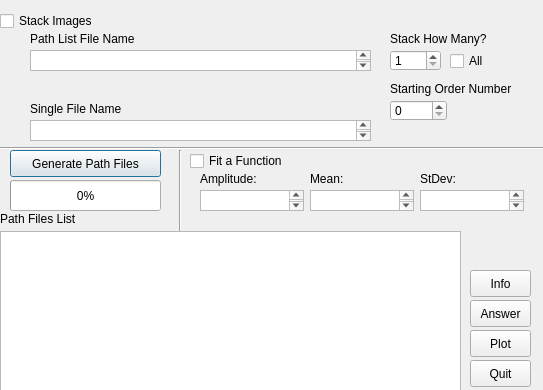
Above: SecondGui.ui from tboudreaux/PHY-2002 before the change. Below: the same form after it.
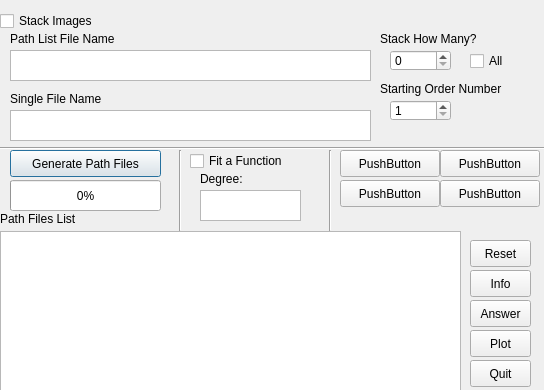
That is the form after the change.

Commit message: Got Curve fitting working on both stacked and unstacked plots

```diff
--- a/SecondGui.ui
+++ b/SecondGui.ui
@@ -6,7 +6,7 @@
    <rect>
     <x>0</x>
     <y>0</y>
-    <width>543</width>
+    <width>544</width>
     <height>390</height>
    </rect>
   </property>
@@ -29,17 +29,17 @@
   <widget class="QTextEdit" name="pathListInput">
    <property name="geometry">
     <rect>
-     <x>30</x>
+     <x>10</x>
      <y>50</y>
-     <width>341</width>
-     <height>21</height>
+     <width>361</width>
+     <height>31</height>
     </rect>
    </property>
   </widget>
   <widget class="QLabel" name="pathListLabel">
    <property name="geometry">
     <rect>
-     <x>30</x>
+     <x>10</x>
      <y>30</y>
      <width>161</width>
      <height>17</height>
@@ -52,8 +52,8 @@
   <widget class="QLabel" name="singleFileLabel">
    <property name="geometry">
     <rect>
-     <x>30</x>
-     <y>100</y>
+     <x>10</x>
+     <y>90</y>
      <width>121</width>
      <height>17</height>
     </rect>
@@ -65,10 +65,10 @@
   <widget class="QTextEdit" name="singleFileInput">
    <property name="geometry">
     <rect>
-     <x>30</x>
-     <y>120</y>
-     <width>341</width>
-     <height>21</height>
+     <x>10</x>
+     <y>110</y>
+     <width>361</width>
+     <height>31</height>
     </rect>
    </property>
   </widget>
@@ -76,8 +76,8 @@
    <property name="geometry">
     <rect>
      <x>390</x>
-     <y>100</y>
-     <width>57</width>
+     <y>50</y>
+     <width>61</width>
      <height>21</height>
     </rect>
    </property>
@@ -85,7 +85,7 @@
   <widget class="QCheckBox" name="allStack">
    <property name="geometry">
     <rect>
-     <x>450</x>
+     <x>470</x>
      <y>50</y>
      <width>51</width>
      <height>22</height>
@@ -138,8 +138,8 @@
    <property name="geometry">
     <rect>
      <x>390</x>
-     <y>50</y>
-     <width>51</width>
+     <y>100</y>
+     <width>61</width>
      <height>21</height>
     </rect>
    </property>
@@ -153,7 +153,7 @@
   <widget class="QLabel" name="label_4">
    <property name="geometry">
     <rect>
-     <x>390</x>
+     <x>380</x>
      <y>80</y>
      <width>161</width>
      <height>17</height>
@@ -166,7 +166,7 @@
   <widget class="QLabel" name="StackNumberLabel">
    <property name="geometry">
     <rect>
-     <x>390</x>
+     <x>380</x>
      <y>30</y>
      <width>161</width>
      <height>17</height>
@@ -259,8 +259,8 @@
     <rect>
      <x>200</x>
      <y>190</y>
-     <width>104</width>
-     <height>21</height>
+     <width>101</width>
+     <height>31</height>
     </rect>
    </property>
    <property name="toolTip">
@@ -282,35 +282,6 @@
     <string extracomment="Amplitude"/>
    </property>
   </widget>
-  <widget class="QTextEdit" name="stdev">
-   <property name="geometry">
-    <rect>
-     <x>420</x>
-     <y>190</y>
-     <width>104</width>
-     <height>21</height>
-    </rect>
-   </property>
-   <property name="toolTip">
-    <string extracomment="enter the standard deviation for the gaussian fit"/>
-   </property>
-   <property name="autoFillBackground">
-    <bool>false</bool>
-   </property>
-  </widget>
-  <widget class="QTextEdit" name="mean">
-   <property name="geometry">
-    <rect>
-     <x>310</x>
-     <y>190</y>
-     <width>104</width>
-     <height>21</height>
-    </rect>
-   </property>
-   <property name="toolTip">
-    <string extracomment="Enter the mean for the gausian fit"/>
-   </property>
-  </widget>
   <widget class="Line" name="line_3">
    <property name="geometry">
     <rect>
@@ -347,33 +318,85 @@
     </rect>
    </property>
    <property name="text">
-    <string>Amplitude:</string>
+    <string>Degree:</string>
    </property>
   </widget>
-  <widget class="QLabel" name="label_3">
+  <widget class="Line" name="line_4">
    <property name="geometry">
     <rect>
-     <x>420</x>
-     <y>170</y>
-     <width>91</width>
-     <height>17</height>
+     <x>320</x>
+     <y>150</y>
+     <width>20</width>
+     <height>81</height>
     </rect>
    </property>
+   <property name="orientation">
+    <enum>Qt::Vertical</enum>
+   </property>
+  </widget>
+  <widget class="QPushButton" name="function1">
+   <property name="geometry">
+    <rect>
+     <x>340</x>
+     <y>150</y>
+     <width>100</width>
+     <height>27</height>
+    </rect>
+   </property>
    <property name="text">
-    <string>StDev:</string>
+    <string>PushButton</string>
    </property>
   </widget>
-  <widget class="QLabel" name="label_5">
+  <widget class="QPushButton" name="function2">
    <property name="geometry">
     <rect>
-     <x>310</x>
-     <y>170</y>
-     <width>91</width>
-     <height>17</height>
+     <x>340</x>
+     <y>180</y>
+     <width>100</width>
+     <height>27</height>
     </rect>
    </property>
    <property name="text">
-    <string>Mean:</string>
+    <string>PushButton</string>
+   </property>
+  </widget>
+  <widget class="QPushButton" name="function3">
+   <property name="geometry">
+    <rect>
+     <x>440</x>
+     <y>150</y>
+     <width>100</width>
+     <height>27</height>
+    </rect>
+   </property>
+   <property name="text">
+    <string>PushButton</string>
+   </property>
+  </widget>
+  <widget class="QPushButton" name="function4">
+   <property name="geometry">
+    <rect>
+     <x>440</x>
+     <y>180</y>
+     <width>100</width>
+     <height>27</height>
+    </rect>
+   </property>
+   <property name="text">
+    <string>PushButton</string>
+   </property>
+  </widget>
+  <widget class="QPushButton" name="Reset">
+   <property name="geometry">
+    <rect>
+     <x>470</x>
+     <y>240</y>
+     <width>61</width>
+     <height>27</height>
+    </rect>
+   </property>
+   <property name="text">
+    <string>Reset</string>
    </property>
   </widget>
  </widget>
```
The commit also changes 2 other files.
